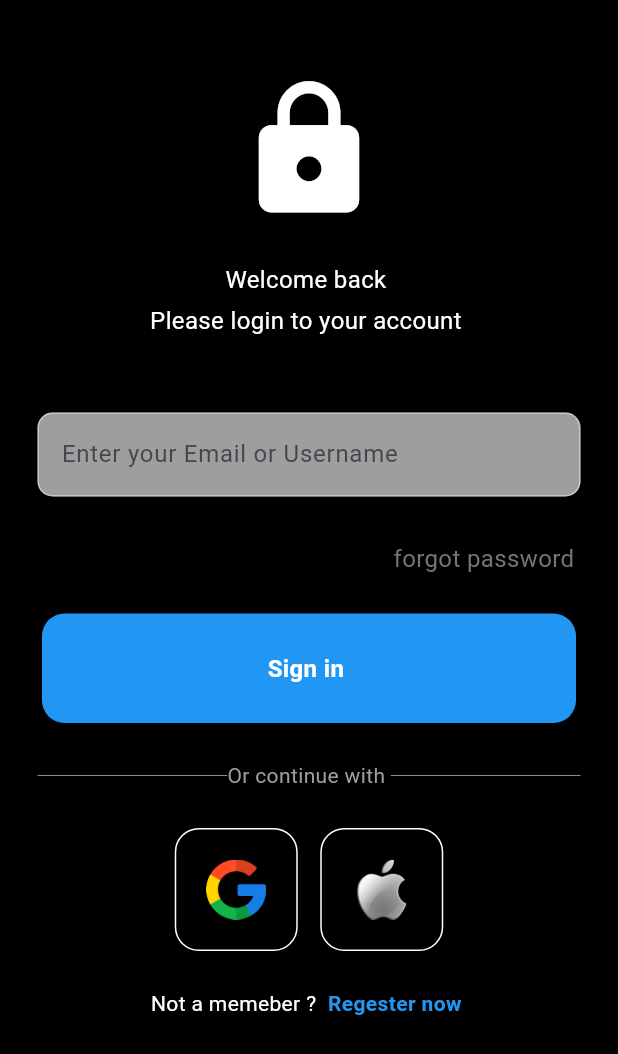
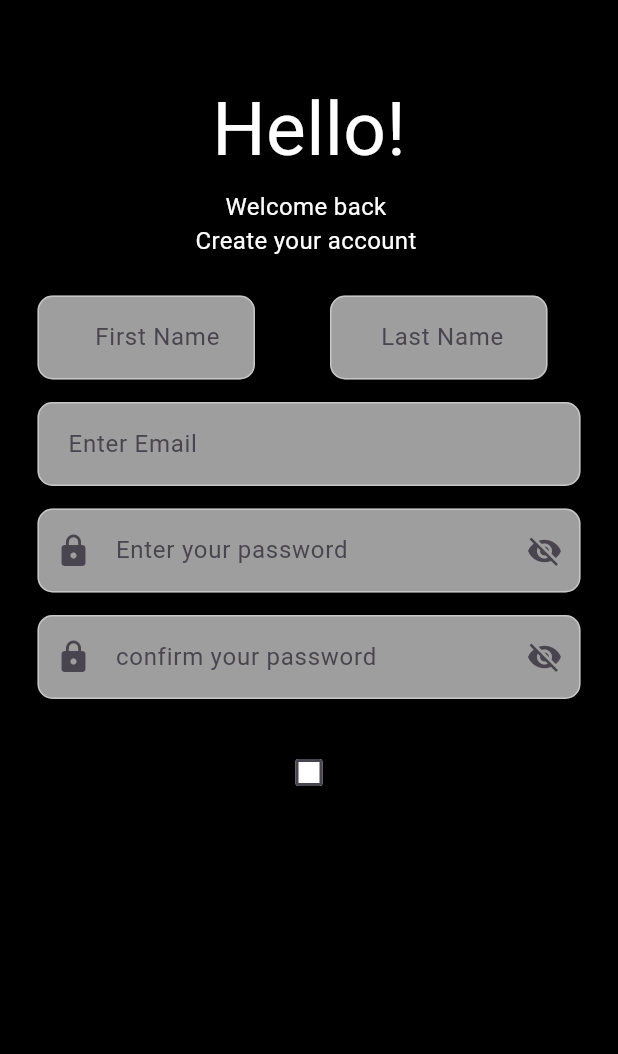
Before and after one commit to LinaDjebli/tourism_application, a Flutter app: the screen it shows after launch, on a phone screen of 412 x 824 dp. Shown: the top 1054 px of the screen. Run offline on Flutter 3.47's test engine with Material 3 defaults, Android fonts, the phone set to English and light mode, and no system bars.

Commit message:
sign up page

```diff
--- /dev/null
+++ b/lib/Signuppage/Signup.dart
@@ -0,0 +1,140 @@
+import 'package:flutter/material.dart';
+import 'package:tourism_application/loginpage/Passwordfield.dart';
+import 'package:tourism_application/loginpage/textfiled.dart';
+
+class SignupPage extends StatelessWidget {
+  final firstnamecntr = TextEditingController();
+  final lastnamecntr = TextEditingController();
+  final EmailInputElement = TextEditingController();
+
+  SignupPage({super.key});
+
+  @override
+  Widget build(BuildContext context) {
+    // TODO: implement build
+    return Scaffold(
+        backgroundColor: Colors.black,
+        body: SafeArea(
+          child: SingleChildScrollView(
+              child: Center(
+            child:
+                Column(mainAxisAlignment: MainAxisAlignment.center, children: [
+              const SizedBox(height: 50),
+              Text("Hello!",
+                  style: TextStyle(
+                    color: Colors.white,
+                    fontSize: 50,
+                    //font fam to add later
+                  )),
+              SizedBox(
+                height: 4,
+              ),
+              Text(
+                'Welcome back ',
+                style: TextStyle(
+                  color: Colors.white,
+                  fontSize: 16,
+                ),
+              ),
+              Text(
+                'Create your account ',
+                style: TextStyle(
+                  color: Colors.white,
+                  fontSize: 16,
+                ),
+              ),
+              SizedBox(
+                height: 25,
+              ),
+              Row(
+                children: [
+                  Align(
+                    alignment: Alignment
+                        .centerLeft, // Align the widget to the start (left)
+                    child: SizedBox(
+                      width: 195,
+                      child: textfiled(
+                        controller: firstnamecntr,
+                        hintext: '     First Name',
+                        obscuretext: false,
+                      ),
+                    ),
+                  ),
+                  Align(
+                    alignment: Alignment
+                        .centerLeft, // Align the widget to the start (left)
+                    child: SizedBox(
+                      width: 195,
+                      child: textfiled(
+                        controller: lastnamecntr,
+                        hintext: '    Last Name ',
+                        obscuretext: false,
+                      ),
+                    ),
+                  ),
+                ],
+              ),
+              SizedBox(
+                height: 15,
+              ),
+              textfiled(
+                controller: EmailInputElement,
+                hintext: ' Enter Email ',
+                obscuretext: false,
+              ),
+              SizedBox(
+                height: 15,
+              ),
+              PasswordField(),
+              SizedBox(
+                height: 15,
+              ),
+              PasswordField(
+                hintText: "confirm your password ",
+              ),
+              SizedBox(
+                height: 25,
+              ),
+              CheckboxExample(),
+            ]),
+          )),
+        ));
+  }
+}
+
+class CheckboxExample extends StatefulWidget {
+  const CheckboxExample({super.key});
+
+  @override
+  State<CheckboxExample> createState() => _CheckboxExampleState();
+}
+
+class _CheckboxExampleState extends State<CheckboxExample> {
+  bool isChecked = false;
+
+  @override
+  Widget build(BuildContext context) {
+    Color getColor(Set<MaterialState> states) {
+      const Set<MaterialState> interactiveStates = <MaterialState>{
+        MaterialState.pressed,
+        MaterialState.hovered,
+        MaterialState.focused,
+      };
+      if (states.any(interactiveStates.contains)) {
+        return Colors.blue;
+      }
+      return Colors.white;
+    }
+
+    return Checkbox(
+      checkColor: Colors.white,
+      fillColor: MaterialStateProperty.resolveWith(getColor),
+      value: isChecked,
+      onChanged: (bool? value) {
+        setState(() {
+          isChecked = value!;
+        });
+      },
+    );
+  }
+}
--- a/lib/loginpage/Passwordfield.dart
+++ b/lib/loginpage/Passwordfield.dart
@@ -1,49 +1,56 @@
 import 'package:flutter/material.dart';
 
 class PasswordField extends StatefulWidget {
+  final String hintText; // Add a named parameter for hint text
+
+  const PasswordField({
+    Key? key,
+    this.hintText = 'Enter your password', // Default hint text if not provided
+  }) : super(key: key);
+
   @override
-  State<StatefulWidget> createState() => _PasswordField();
+  State<StatefulWidget> createState() => _PasswordFieldState();
 }
 
-class _PasswordField extends State<PasswordField> {
-  bool visibaleicon = false;
+class _PasswordFieldState extends State<PasswordField> {
+  bool visibleIcon = false;
   Icon passwordIcon = Icon(Icons.visibility_off);
+
   @override
   Widget build(BuildContext context) {
     return Padding(
       padding: EdgeInsets.symmetric(horizontal: 25.0),
       child: TextField(
-        obscureText: visibaleicon ? true : false,
+        obscureText: visibleIcon ? true : false,
         decoration: InputDecoration(
           prefixIcon: Icon(Icons.lock),
           suffixIcon: IconButton(
             onPressed: () {
               setState(() {
-                  visibaleicon = !visibaleicon;
-                  if (visibaleicon) {
-                    passwordIcon = const Icon(Icons.visibility);
-                  } else {
-                    passwordIcon = const Icon(Icons.visibility_off);
-                  }
+                visibleIcon = !visibleIcon;
+                passwordIcon = visibleIcon
+                    ? const Icon(Icons.visibility_off)
+                    : const Icon(Icons.visibility);
               });
             },
             icon: passwordIcon,
           ),
           enabledBorder: OutlineInputBorder(
-              borderSide:
-                  BorderSide(color: const Color.fromARGB(109, 255, 255, 255)),
-              borderRadius:
-                  BorderRadius.circular(10.0), // Set borderRadius here
+            borderSide: BorderSide(
+              color: const Color.fromARGB(109, 255, 255, 255),
+            ),
+            borderRadius: BorderRadius.circular(10.0),
           ),
           focusedBorder: OutlineInputBorder(
-              borderSide:
-                  BorderSide(color: const Color.fromARGB(109, 255, 255, 255)),
-              borderRadius:
-                  BorderRadius.circular(10.0), // Set borderRadius here
+            borderSide: BorderSide(
+              color: const Color.fromARGB(109, 255, 255, 255),
+            ),
+            borderRadius: BorderRadius.circular(10.0),
           ),
           fillColor: Colors.grey,
           filled: true,
-            hintText: "Enter your password "),
+          hintText: widget.hintText, // Use the hint text from the widget
+        ),
       ),
     );
   }
--- a/lib/loginpage/login.dart
+++ b/lib/loginpage/login.dart
@@ -1,6 +1,7 @@
 import 'package:flutter/foundation.dart';
 import 'package:flutter/material.dart';
 import 'package:tourism_application/SquaretTile.dart';
+import 'package:tourism_application/loginpage/Passwordfield.dart';
 import 'package:tourism_application/loginpage/signin.dart';
 import 'package:tourism_application/loginpage/textfiled.dart';
 
@@ -62,9 +63,12 @@ class loginPage extends StatelessWidget {
               hintext: 'Enter your Email or Username ',
               obscuretext: false,
             ),
+
             const SizedBox(height: 20),
 
             //password textfield
+
+            PasswordField(),
 
             const SizedBox(height: 10),
             // forgot password button
--- a/lib/loginpage/textfiled.dart
+++ b/lib/loginpage/textfiled.dart
@@ -4,15 +4,17 @@ class textfiled extends StatelessWidget {
   final controller;
   final String hintext;
   final bool obscuretext;
-  const textfiled(
-      {super.key,
-      required this.controller,
-      required this.hintext,
-      required this.obscuretext});
+
+  textfiled({
+    Key? key,
+    required this.controller,
+    required this.hintext,
+    required this.obscuretext,
+  });
   @override
   Widget build(BuildContext context) {
     return Padding(
-      padding: const EdgeInsets.symmetric(horizontal: 25.0),
+      padding: EdgeInsets.symmetric(horizontal: 25.0),
       child: TextField(
         controller: controller,
         obscureText: obscuretext,
--- a/lib/main.dart
+++ b/lib/main.dart
@@ -1,4 +1,5 @@
 import 'package:flutter/material.dart';
+import 'package:tourism_application/Signuppage/Signup.dart';
 import 'package:tourism_application/loginpage/login.dart';
 import 'first_page.dart';
 
@@ -12,7 +13,7 @@
   Widget build(BuildContext context) {
     return MaterialApp(
       debugShowCheckedModeBanner: false,
-      home: loginPage(),
+      home: SignupPage(),
     );
   }
 }
```
Lines whose indentation alone changed are shown as unchanged.
